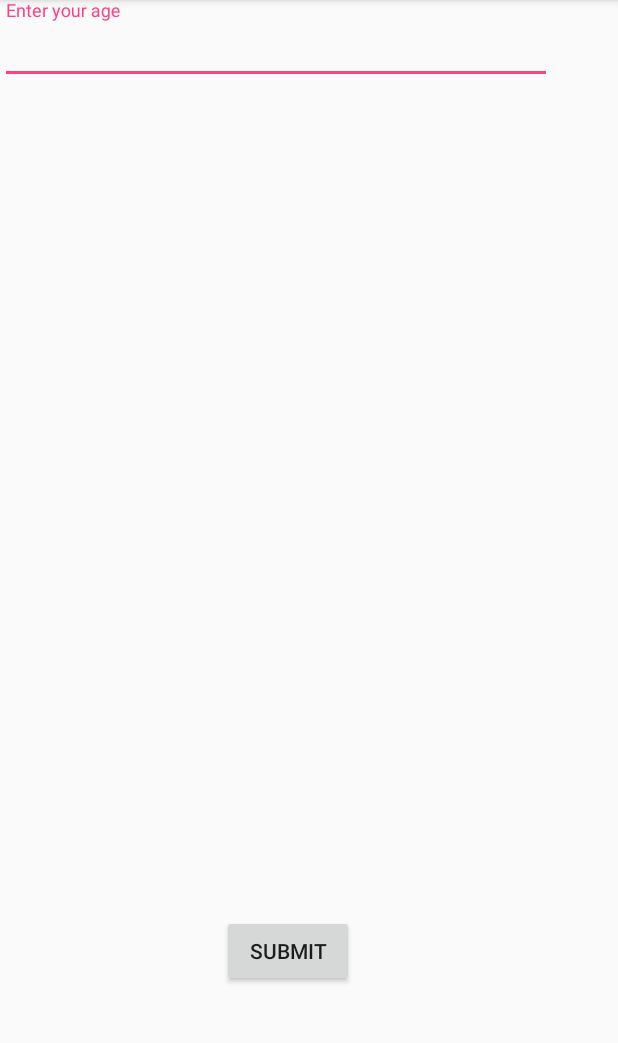
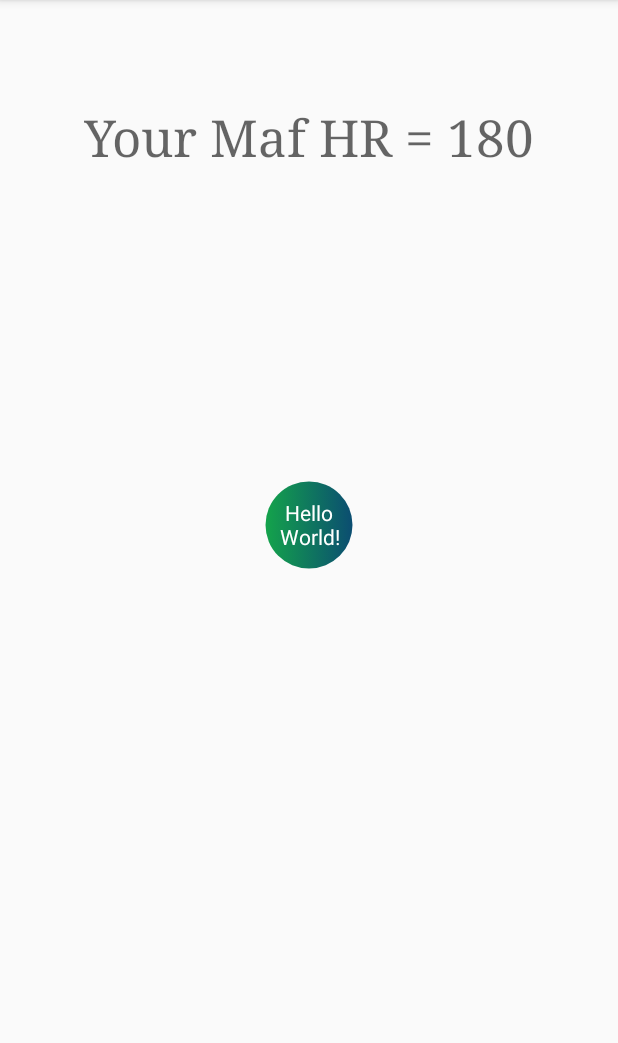
Before and after one commit to Castuh/MyApplication2, an Android app: the MafActivity screen opened directly, with no data from a screen before it, after a tap on "SUBMIT", on a phone screen of 412 x 824 dp, the part 84-1127 px from its top. Run offline under Robolectric (Android 15) with nearby library versions, the phone set to English and light mode, and no system bars; 2 statements that could not run were skipped.

Commit message:
Added New Activity_Maf_Final, Added Getter for HR/HRFunctions/Circle

```diff
--- a/app/src/main/AndroidManifest.xml
+++ b/app/src/main/AndroidManifest.xml
@@ -9,7 +9,7 @@
     <uses-permission android:name="android.permission.ACCESS_COARSE_LOCATION" />
     <uses-permission android:name="android.permission.ACCESS_FINE_LOCATION" />
 
-    <!--  <uses-permission android:name="android.permission.BLUETOOTH_PRIVILEGED" /> -->
+    <!-- <uses-permission android:name="android.permission.BLUETOOTH_PRIVILEGED" /> -->
     <application
         android:allowBackup="true"
         android:icon="@mipmap/ic_launcher"
@@ -27,7 +27,8 @@
                 <category android:name="android.intent.category.LAUNCHER" />
             </intent-filter>
         </activity>
-        <activity android:name=".MafActivity"></activity>
+        <activity android:name=".MafActivity" />
+        <activity android:name=".Maf_Final"></activity>
     </application>
 
 </manifest>
--- a/app/src/main/java/com/example/surfacejosh/myapplication/MafActivity.java
+++ b/app/src/main/java/com/example/surfacejosh/myapplication/MafActivity.java
@@ -1,16 +1,32 @@
 package com.example.surfacejosh.myapplication;
 
+import android.content.Intent;
+import android.support.design.widget.TextInputEditText;
 import android.support.v7.app.AppCompatActivity;
 import android.os.Bundle;
 import android.util.Log;
 import android.view.View;
 import android.widget.Button;
 
+import org.w3c.dom.Text;
+
 public class MafActivity extends AppCompatActivity {
     private Button Submit;
-
-    public void CalcMafHr(int age, int weight, int height) {
-        int mafhr = 180 - age;
+    TextInputEditText TIE;
+    static int Maf_HR;
+    int age = 0;
+    public static int getMafHR(){
+        return Maf_HR;
+    }
+    public void OpenMaf_Final(){
+        Intent intent = new Intent(this, Maf_Final.class);
+        startActivity(intent);
+    }
+    public void CalcMafHr() {
+        TIE = (TextInputEditText) findViewById(R.id.EnterAge);
+        String AgeString = TIE.getText().toString();
+        age = Integer.parseInt(AgeString);
+        Maf_HR = 180 - age;
     }
 
     @Override
@@ -21,8 +37,8 @@ public class MafActivity extends AppCompatActivity {
         Submit.setOnClickListener(new View.OnClickListener() {
             @Override
             public void onClick(View view) {
-                CalcMafHr(20, 200, 5);
-
+                CalcMafHr();
+                OpenMaf_Final();
 
             }
         });
--- /dev/null
+++ b/app/src/main/java/com/example/surfacejosh/myapplication/Maf_Final.java
@@ -0,0 +1,33 @@
+package com.example.surfacejosh.myapplication;
+
+import android.support.v7.app.AppCompatActivity;
+import android.os.Bundle;
+import android.view.ViewDebug;
+import android.widget.TextView;
+
+
+public class Maf_Final extends AppCompatActivity {
+    private TextView MAF_HR;
+    int MAFHR = 0;
+    String MAFLOG = "Your Maf HR = ";
+    String MAF_HR_AND_LOG;
+    String MAF_HR_STRING;
+
+
+    public void DISPLAY_MAF_HR(){
+
+        MafActivity MAF = ((MafActivity)getApplicationContext());
+        MAFHR = MAF.getMafHR();
+        MAF_HR_STRING = Integer.toString(MAFHR);
+        MAF_HR_AND_LOG = MAFLOG + MAF_HR_STRING;
+        MAF_HR = (TextView) findViewById(R.id.MAF_HR_TV);
+        MAF_HR.setText(MAF_HR_AND_LOG);
+    }
+
+    @Override
+    protected void onCreate(Bundle savedInstanceState) {
+        super.onCreate(savedInstanceState);
+        setContentView(R.layout.activity_maf__final);
+        DISPLAY_MAF_HR();
+    }
+}
--- /dev/null
+++ b/app/src/main/res/drawable/circle.xml
@@ -0,0 +1,15 @@
+<?xml version="1.0" encoding="utf-8"?>
+<selector xmlns:android="http://schemas.android.com/apk/res/android">
+    <item>
+
+        <shape android:shape="oval">
+            <stroke android:width="2dp" android:color="@android:color/transparent"/>
+            <solid android:color="#2020b3"/>
+            <size android:width="60dp" android:height="60dp" ></size>
+            <gradient android:angle="0" android:startColor="#14a34b"
+                android:endColor="#0b4d71"/>
+
+
+        </shape>
+    </item>
+</selector>
--- a/app/src/main/res/layout/activity_maf.xml
+++ b/app/src/main/res/layout/activity_maf.xml
@@ -7,6 +7,7 @@
     tools:context=".MafActivity">
 
     <android.support.design.widget.TextInputLayout
+        android:id="@+id/textInputLayout"
         android:layout_width="368dp"
         android:layout_height="wrap_content"
         tools:layout_editor_absoluteX="8dp"
@@ -25,22 +26,27 @@
         android:text="Submit"
         app:layout_constraintBottom_toBottomOf="parent"
         app:layout_constraintEnd_toEndOf="parent"
-        app:layout_constraintHorizontal_bias="0.0"
+        app:layout_constraintHorizontal_bias="1.0"
         app:layout_constraintStart_toStartOf="parent"
         app:layout_constraintTop_toBottomOf="@+id/MafAge"
-        app:layout_constraintVertical_bias="0.827" />
+        app:layout_constraintVertical_bias="0.81" />
 
     <android.support.design.widget.TextInputLayout
         android:id="@+id/MafAge"
         android:layout_width="368dp"
-        android:layout_height="wrap_content"
-        tools:layout_editor_absoluteX="8dp"
-        tools:layout_editor_absoluteY="109dp">
+        android:layout_height="63dp"
+        android:layout_marginTop="76dp"
+        app:layout_constraintTop_toBottomOf="@+id/textInputLayout"
+        tools:layout_editor_absoluteX="8dp">
 
         <android.support.design.widget.TextInputEditText
+            android:id="@+id/EnterAge"
             android:layout_width="match_parent"
             android:layout_height="match_parent"
-            android:hint="Enter your age" />
+            android:layout_marginTop="20dp"
+            android:hint="Enter your age"
+            android:inputType="number"
+            android:numeric="integer" />
     </android.support.design.widget.TextInputLayout>
 
 </android.support.constraint.ConstraintLayout>
--- /dev/null
+++ b/app/src/main/res/layout/activity_maf__final.xml
@@ -0,0 +1,40 @@
+<?xml version="1.0" encoding="utf-8"?>
+<android.support.constraint.ConstraintLayout xmlns:android="http://schemas.android.com/apk/res/android"
+    xmlns:app="http://schemas.android.com/apk/res-auto"
+    xmlns:tools="http://schemas.android.com/tools"
+    android:id="@+id/HRcircle"
+    android:layout_width="match_parent"
+    android:layout_height="match_parent"
+
+    >
+
+    <TextView
+        android:layout_width="60dp"
+        android:layout_height="60dp"
+        android:background="@drawable/circle"
+        android:gravity="center"
+        android:text="Hello World!"
+        android:textColor="#ffffffff"
+        app:layout_constraintBottom_toBottomOf="parent"
+        app:layout_constraintEnd_toEndOf="parent"
+        app:layout_constraintStart_toStartOf="parent"
+        app:layout_constraintTop_toTopOf="parent"
+        app:layout_constraintVertical_bias="0.452" />
+
+    <TextView
+        android:id="@+id/MAF_HR_TV"
+        android:layout_width="wrap_content"
+        android:layout_height="42dp"
+        android:layout_marginTop="59dp"
+        android:layout_marginBottom="8dp"
+        android:fontFamily="serif"
+        android:text="MAF HR"
+        android:textAppearance="@style/TextAppearance.AppCompat.Display1"
+        app:layout_constraintBottom_toBottomOf="parent"
+        app:layout_constraintEnd_toEndOf="parent"
+        app:layout_constraintStart_toStartOf="parent"
+        app:layout_constraintTop_toTopOf="parent"
+        app:layout_constraintVertical_bias="0.014" />
+
+
+</android.support.constraint.ConstraintLayout>
```
